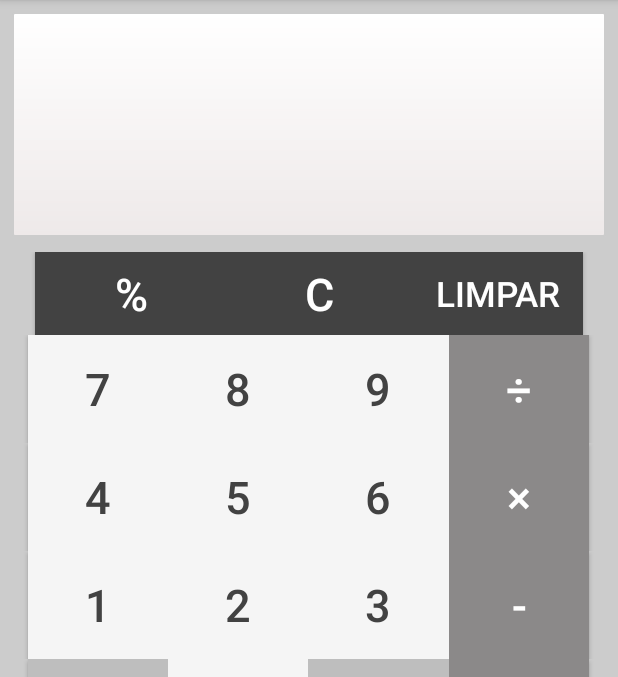
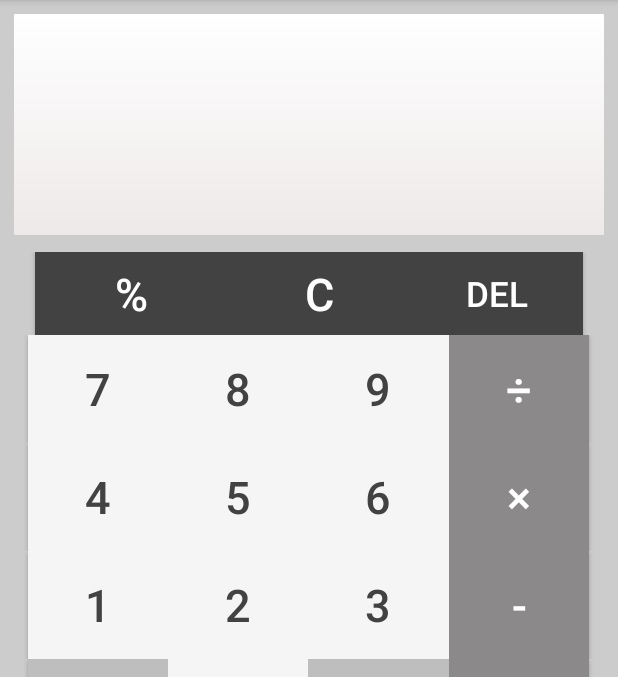
Before and after one commit to Cam1la/Calculadora, an Android app: the screen it shows after launch (MainActivity), on a phone screen of 412 x 824 dp, the part 84-761 px from its top. Run offline under Robolectric (Android 15) with nearby library versions, the phone set to English and light mode, and no system bars.

Commit message:
Finalizado v1.0.2

```diff
--- a/app/src/main/java/br/example/myapplication2/app/MoreFunctions.java
+++ b/app/src/main/java/br/example/myapplication2/app/MoreFunctions.java
@@ -80,7 +80,7 @@ public class MoreFunctions {
                             campo2.setText(String.valueOf(resultadoFinal));
 
                         } else {
-                            if (v1.compareTo(v2) > compare) {
+                            if (v1.compareTo(v2) > 0) {
                                 if (campo1.getText().toString().contains("%")) {
 
                                     va = v1.divide(cem);
@@ -169,7 +169,7 @@ public class MoreFunctions {
                             campo2.setText(String.valueOf(resultadoFinal));
 
                         } else {
-
+                            if (v1.compareTo(v2) > 0) {
                                 if (campo1.getText().toString().contains("%")) {
 
                                     va = v1.divide(cem);
@@ -180,6 +180,7 @@ public class MoreFunctions {
                                     resultadoFinal = v1.subtract(v2).toPlainString();
                                     campo2.setText(String.valueOf(resultadoFinal));
                                 }
+                            } else{
                                 if (campo2.getText().toString().contains("%")) {
 
                                 va = v1.divide(cem);
@@ -188,6 +189,7 @@ public class MoreFunctions {
                                 } else {
                                     resultadoFinal = v1.subtract(v2).toPlainString();
                                     campo2.setText(String.valueOf(resultadoFinal));
+                                }
                         }
                             if (campo1.getText().toString().contains("%") && campo2.getText().toString().contains("%")) {
 
--- a/app/src/main/res/values/strings.xml
+++ b/app/src/main/res/values/strings.xml
@@ -21,7 +21,7 @@
     <string name="nPONTO"> . </string>
     <string name="Porcentagem"> % </string>
     <string name="clearAll"> c </string>
-    <string name="clear"> Limpar </string>
+    <string name="clear"> DEL </string>
 
 
 </resources>
```
Also changed, not shown: 1 other file. Lines whose indentation alone changed are shown as unchanged.
